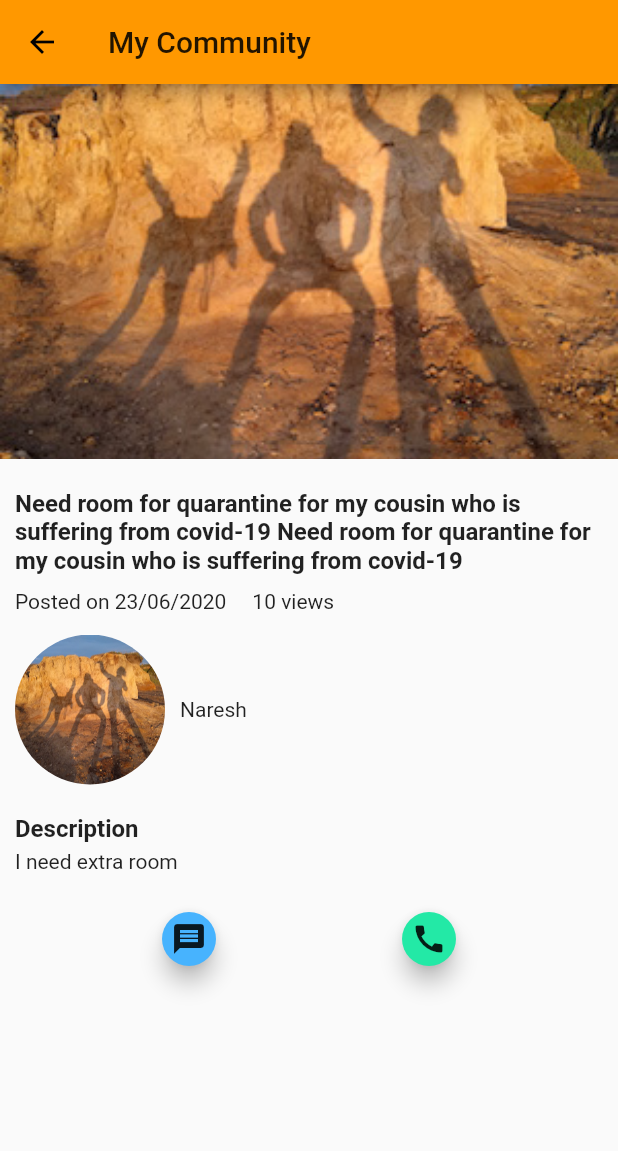
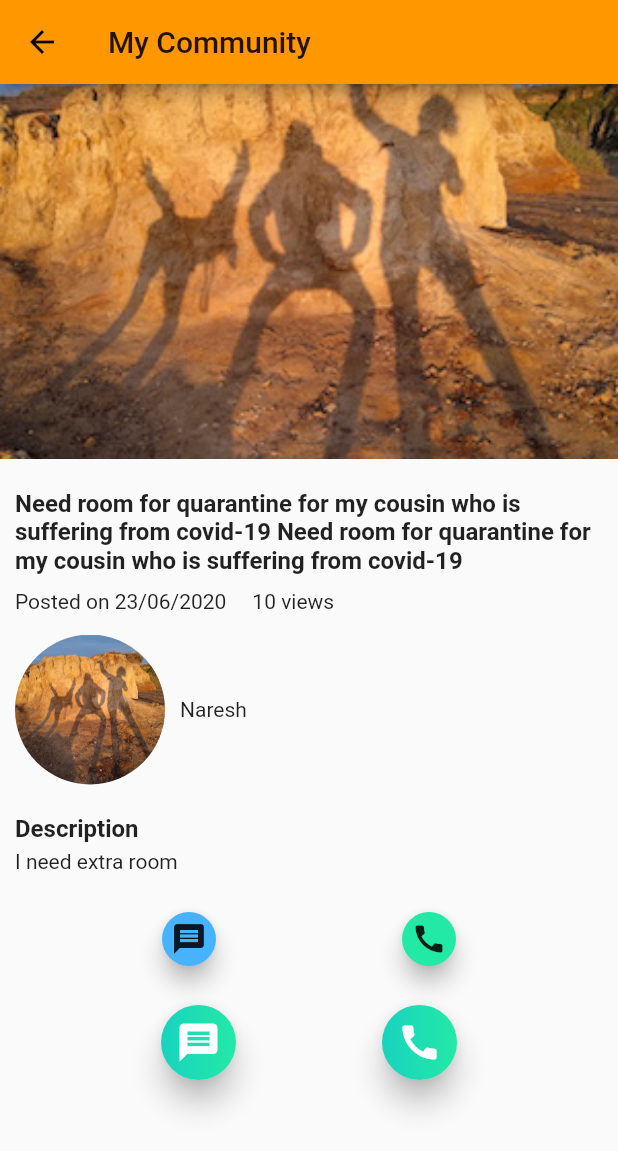
Before and after one commit to nareshidiga/CommunityShareApp, a Flutter app: the HomeScreen screen opened directly, after a tap on "Need room for quarantine for my cousin w", on a phone screen of 412 x 824 dp. Shown: the top 1151 px of the screen. Run offline on Flutter 3.47's test engine with Material 2 defaults, Android fonts, the phone set to English and light mode, and no system bars; our stand-ins replace flutter_feather_icons, flutter_speed_dial, google_fonts, rxdart; Roboto replaces fonts that are missing (Hind).

Commit message:
Add Offer Detail Screen Beautify action icons

```diff
--- a/community_market_place/lib/screens/needs_details_screen.dart
+++ b/community_market_place/lib/screens/needs_details_screen.dart
@@ -1,35 +1,9 @@
 import 'package:communitymarketplace/models/needs.dart';
+import 'package:communitymarketplace/widgets/circle_container.dart';
 import 'package:flutter/material.dart';
 
 import '../values/values.dart';
 import 'needs_screen.dart';
-
-class ContainerWithCircle extends StatelessWidget {
-  final double circleRadius = 100.0;
-  final double circleBorderWidth = 0;
-  final String iconUrl;
-  ContainerWithCircle(this.iconUrl);
-  @override
-  Widget build(BuildContext context) {
-    return Container(
-      width: circleRadius,
-      height: circleRadius,
-      decoration:
-      ShapeDecoration(shape: CircleBorder(), color: Colors.white),
-      child: DecoratedBox(
-        decoration: ShapeDecoration(
-            shape: CircleBorder(),
-            image: DecorationImage(
-                fit: BoxFit.cover,
-                image:AssetImage(iconUrl))),
-      ),
-    );
-  }
-}
-
-
-
-
 
 class NeedDetailsScreen extends StatefulWidget {
   NeedDetailsScreen({this.index});
@@ -62,7 +36,9 @@ class NeedDetailsScreenState extends State<NeedDetailsScreen> {
       appBar: AppBar(
         title: Text("My Community"),
       ),
-      body: Column (
+
+      body: SingleChildScrollView(
+        child: Column (
         //mainAxisAlignment: c.start,
           crossAxisAlignment: CrossAxisAlignment.start,
           children: [
@@ -70,19 +46,19 @@ class NeedDetailsScreenState extends State<NeedDetailsScreen> {
             SizedBox(height: 10),
 
             Padding(
-            padding: const EdgeInsets.all(10.0),
+              padding: const EdgeInsets.all(Sizes.PADDING_10),
               child: Column(
                 crossAxisAlignment: CrossAxisAlignment.start,
                 children: [
                   Text( needs[index].title, maxLines: 3, style: Theme.of(context).textTheme.headline6 ),
                   SizedBox(height: 10),
                   Text('Posted on ' + needs[index].date + '     ' + '${needs[index].viewCount} views', style: Theme.of(context).textTheme.bodyText2  ),
-                const Padding(padding: EdgeInsets.symmetric(vertical: 2.0)),
+                  const Padding(padding: EdgeInsets.symmetric(vertical: Sizes.PADDING_2)),
                   SizedBox(height: 10),
                   Row(
                     crossAxisAlignment: CrossAxisAlignment.center,
                     children: <Widget>[
-                    ContainerWithCircle(needs[index].userIcon),
+                      ContainerWithCircle(needs[index].userIcon, 100.0, 1.0),
                       SizedBox(width: 10,),
                       Text( needs[index].user, maxLines: 3,),
                     ],
@@ -110,13 +86,73 @@ class NeedDetailsScreenState extends State<NeedDetailsScreen> {
                           child: Icon(Icons.call)
                       ),
                     ],
-                )
+                  ),
+                  SizedBox(height: 20), //TODO Needs to decide which icons looks better
+                  Row(
+                    mainAxisAlignment: MainAxisAlignment.spaceEvenly,
+                    children: [
+                       Container(
+                        height: Sizes.HEIGHT_50,
+                        width: Sizes.WIDTH_50,
+                        child: RaisedButton(
+                          padding: const EdgeInsets.all(Sizes.PADDING_0),
+                          elevation: Sizes.ELEVATION_8,
+                          onPressed: () {
+
+                          },
+                          shape: RoundedRectangleBorder(
+                            borderRadius: BorderRadius.circular(Sizes.RADIUS_30),
+                          ),
+                          child: Ink(
+                            height: Sizes.HEIGHT_50,
+                            width: Sizes.WIDTH_50,
+                            decoration: BoxDecoration(
+                              borderRadius: BorderRadius.circular(Sizes.RADIUS_30),
+                              gradient: Gradients.buttonGradient,
+                            ),
+                            child: Icon(
+                              Icons.message,
+                              size: Sizes.ICON_SIZE_30,
+                              color: AppColors.white,
+                            ),
+                          ),
+                        ),
+                      ),
+                       Container(
+                        height: Sizes.HEIGHT_50,
+                        width: Sizes.WIDTH_50,
+                        child: RaisedButton(
+                          padding: const EdgeInsets.all(Sizes.PADDING_0),
+                          elevation: Sizes.ELEVATION_8,
+                          onPressed: () {
+                          },
+                          shape: RoundedRectangleBorder(
+                            borderRadius: BorderRadius.circular(Sizes.RADIUS_30),
+                          ),
+                          child: Ink(
+                            height: Sizes.HEIGHT_50,
+                            width: Sizes.WIDTH_50,
+                            decoration: BoxDecoration(
+                              borderRadius: BorderRadius.circular(Sizes.RADIUS_30),
+                              gradient: Gradients.buttonGradient,
+                            ),
+                            child: Icon(
+                              Icons.call,
+                              size: Sizes.ICON_SIZE_30,
+                              color: AppColors.white,
+                            ),
+                          ),
+                        ),
+                      ),
+                    ],
+                  )    //TODO Row end this is sample block to decied which patter icon should follow
                 ],
               ),
             ),
 
           ],
         ),
+      ),
     );
   }
 
--- /dev/null
+++ b/community_market_place/lib/utils/constants.dart
@@ -0,0 +1,3 @@
+library constants;
+
+ const int DESC_MAX_LINES = 3;
--- a/community_market_place/lib/values/sizes.dart
+++ b/community_market_place/lib/values/sizes.dart
@@ -159,6 +159,7 @@ class Sizes {
   static const double PADDING_0 = 0.0;
 
   //Radius
+  static const double RADIUS_100 = 100.0;
   static const double RADIUS_80 = 80.0;
   static const double RADIUS_70 = 70.0;
   static const double RADIUS_60 = 60.0;
--- /dev/null
+++ b/community_market_place/lib/widgets/circle_container.dart
@@ -0,0 +1,29 @@
+import 'package:flutter/cupertino.dart';
+import 'package:flutter/material.dart';
+
+@immutable
+class ContainerWithCircle extends StatelessWidget {
+
+  final double circleRadius;
+  final double circleBorderWidth;
+  final String iconUrl;
+
+  ContainerWithCircle(this.iconUrl, this.circleRadius, this.circleBorderWidth);
+
+  @override
+  Widget build(BuildContext context) {
+    return Container(
+      width: circleRadius,
+      height: circleRadius,
+      decoration:
+      ShapeDecoration(shape: CircleBorder(), color: Colors.white),
+      child: DecoratedBox(
+        decoration: ShapeDecoration(
+            shape: CircleBorder(),
+            image: DecorationImage(
+                fit: BoxFit.cover,
+                image:AssetImage(iconUrl))),
+      ),
+    );
+  }
+}
```
Also changed, not shown: community_market_place/lib/screens/offers_details_screen.dart (added, +106 -0 lines), community_market_place/lib/screens/offers_screen.dart (+9 -2 lines). Lines whose indentation alone changed are shown as unchanged.
